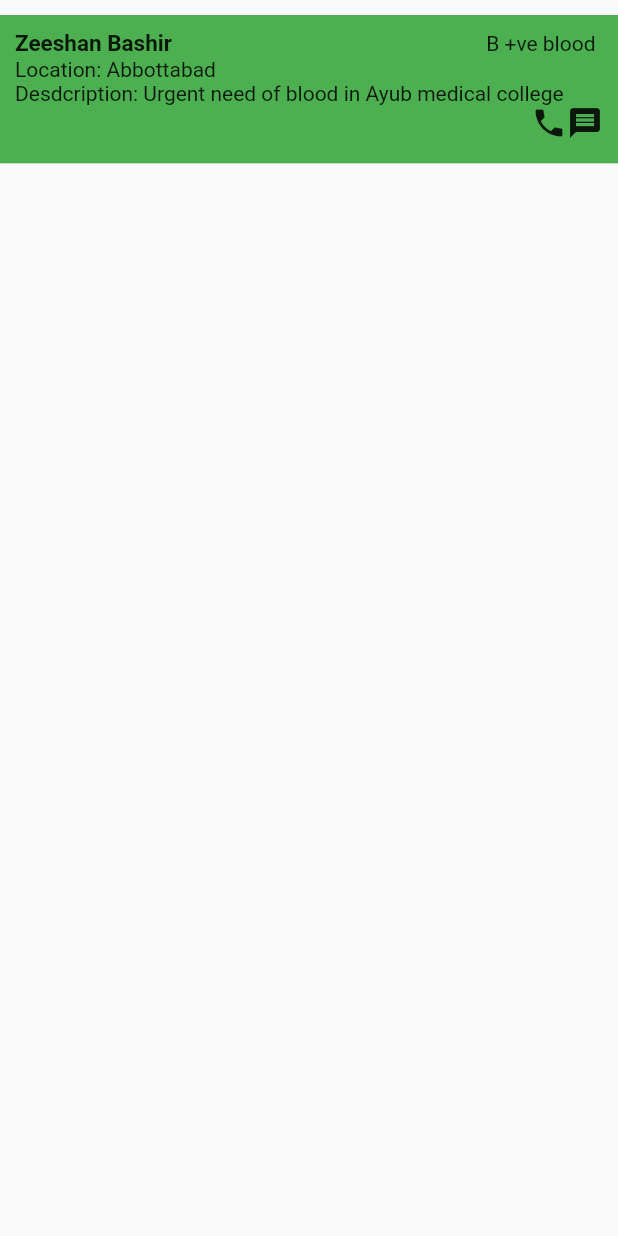
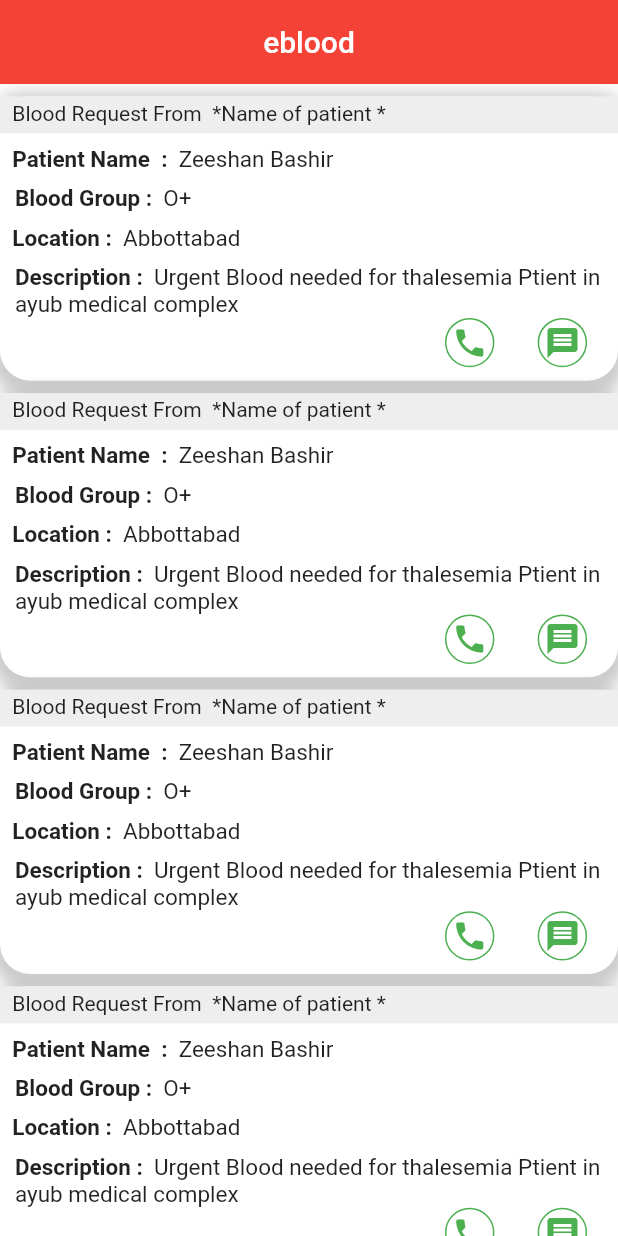
Before and after one commit to zee404/Flutter-projects, a Flutter app: the NotificationScreen screen opened directly, on a phone screen of 412 x 824 dp. Run offline on Flutter 3.47's test engine with Material 2 defaults, Android fonts, the phone set to English and light mode, and no system bars; our stand-ins replace date_format, firebase_auth; missing offline and left inert: flutter_google_places, geocoder, google_maps_webservice; accounts and stored records are empty.

Commit message:
e_Blood
1.13

```diff
--- a/e_blood/lib/screens/home/HomeScren.dart
+++ b/e_blood/lib/screens/home/HomeScren.dart
@@ -1,7 +1,7 @@
 import 'package:e_blood/screens/home/home.dart';
 import 'package:e_blood/screens/profile/profile.dart';
 import 'package:flutter/material.dart';
-import 'package:e_blood/screens/notification/notification.dart';
+import 'package:e_blood/screens/notification/NotificationScreen.dart';
 
 import 'home.dart';
 class HomeScreen extends StatefulWidget {
@@ -20,7 +20,7 @@ class _HomeScreenState extends State<HomeScreen> {
 
   final List<Widget> pages = [
     Home(),
-    NotificationScreen(),
+   NotificationScreen(),
     Profile(),
     Profile(),
   ];
--- /dev/null
+++ b/e_blood/lib/screens/notification/NotificationScreen.dart
@@ -0,0 +1,27 @@
+import 'package:flutter/material.dart';
+import 'package:e_blood/screens/notification/NotificationList.dart';
+import 'package:e_blood/screens/notification/NotificationWidget.dart';
+import '';
+class NotificationScreen extends StatefulWidget {
+  @override
+  _NotificationScreenState createState() => _NotificationScreenState();
+}
+
+class _NotificationScreenState extends State<NotificationScreen> {
+  @override
+  Widget build(BuildContext context) {
+    return Scaffold(
+      appBar: AppBar(
+        elevation: 0,
+        backgroundColor: Colors.red,
+        centerTitle: true,
+        title: Text('eblood'),
+
+        // button on the app bar to nevigaet
+
+
+      ),
+      body: NotificationList(),
+    );
+  }
+}
--- /dev/null
+++ b/e_blood/lib/screens/notification/NotificationWidget.dart
@@ -0,0 +1,169 @@
+import 'package:flutter/material.dart';
+
+class NotificationWidget extends StatelessWidget {
+  @override
+  Widget build(BuildContext context) {
+    final deviceSize = MediaQuery.of(context).size;
+    return Container(
+      child: Container(
+
+        margin: EdgeInsets.only(top: deviceSize.height*0.01,),
+        width: deviceSize.width,
+        height: deviceSize.height * 0.23,
+
+
+
+        decoration: BoxDecoration(
+             color: Colors.white,
+          borderRadius: BorderRadius.circular(20.0,),
+          boxShadow: [
+      BoxShadow(
+        color: Colors.grey.withOpacity(0.5),
+        spreadRadius: 5,
+        blurRadius: 7,
+        offset: Offset(0, 3), // changes position of shadow
+      ),
+    ],
+        ),
+
+        child: Column(
+          crossAxisAlignment: CrossAxisAlignment.start,
+          children: <Widget>[
+           Container(
+             //margin: EdgeInsets.only(left: deviceSize.width *0.02),
+             padding: EdgeInsets.only(left: deviceSize.width *0.02,top: deviceSize.height*0.004),
+                    height: deviceSize.height*0.03,
+                    width: deviceSize.width,
+                    color: Colors.grey[200],
+                    child: Text(
+                      'Blood Request From  *Name of patient *',
+                    ),
+
+                  ),
+            Container(
+              margin: EdgeInsets.only(left:  deviceSize.width*0.02, top:  deviceSize.height*0.01, right:  deviceSize.width*0.01,),
+                  child:RichText(
+                    text: TextSpan(
+                    style: DefaultTextStyle.of(context).style,
+                    children: <TextSpan>[
+
+                   TextSpan(
+                     text: "Patient Name  :  ",
+                    style: TextStyle(
+                        fontSize: 15, fontWeight: FontWeight.bold),
+                   ),
+                    TextSpan(
+                     text: "Zeeshan Bashir   ",
+                    style: TextStyle(
+                        fontSize: 15, ),
+                   ),
+                        ],
+                    ),
+                  ),
+
+
+
+            ),
+             Container(
+              margin: EdgeInsets.only(left: 10, top:  deviceSize.height*0.01),
+              child:  RichText(
+                    text: TextSpan(
+                    style: DefaultTextStyle.of(context).style,
+                    children: <TextSpan>[
+
+                   TextSpan(
+                     text: "Blood Group :  ",
+                    style: TextStyle(
+                        fontSize: 15, fontWeight: FontWeight.bold),
+                   ),
+                    TextSpan(
+                     text: "O+",
+                    style: TextStyle(
+                        fontSize: 15, ),
+                   ),
+                        ],
+                    ),
+                  ),
+            ),
+            Container(
+              margin: EdgeInsets.only(right:  deviceSize.width*0.01, left: deviceSize.width*0.02,top:  deviceSize.height*0.01),
+              child:  RichText(
+                    text: TextSpan(
+                    style: DefaultTextStyle.of(context).style,
+                    children: <TextSpan>[
+
+                   TextSpan(
+                     text: "Location :  ",
+                    style: TextStyle(
+                        fontSize: 15, fontWeight: FontWeight.bold),
+                   ),
+                    TextSpan(
+                     text: "Abbottabad   ",
+                    style: TextStyle(
+                        fontSize: 15, ),
+                   ),
+                        ],
+                    ),
+                  ),
+            ),
+            Container(
+              margin: EdgeInsets.only(left: 10, top:  deviceSize.height*0.01),
+              child:  RichText(
+                    text: TextSpan(
+                    style: DefaultTextStyle.of(context).style,
+                    children: <TextSpan>[
+
+                   TextSpan(
+                     text: "Description :  ",
+                    style: TextStyle(
+                        fontSize: 15, fontWeight: FontWeight.bold),
+                   ),
+                    TextSpan(
+                     text: "Urgent Blood needed for thalesemia Ptient in ayub medical complex   ",
+                    style: TextStyle(
+                        fontSize: 15, ),
+                   ),
+                        ],
+                    ),
+                  ),
+            ),
+            Container(
+              margin: EdgeInsets.only(right:  deviceSize.width*0.01,top:deviceSize.width*0.0 ),
+              child: Row(
+                children: <Widget>[
+                  Spacer(),
+                  Container(
+                    height: deviceSize.height *0.04,
+                    width: deviceSize.height *0.04,
+                    decoration: BoxDecoration(
+                      borderRadius: BorderRadius.circular(50.0,),
+                      border: Border.all(
+
+                        color: Colors.green,
+                      )
+                    ),
+                    child: Icon(Icons.phone,
+                    color: Colors.green,),),
+                  SizedBox(width:  deviceSize.width*0.07),
+                  Container(
+                    height: deviceSize.height *0.04,
+                    width: deviceSize.height *0.04,
+                    decoration: BoxDecoration(
+                      borderRadius: BorderRadius.circular(50.0,),
+                      border: Border.all(
+
+                        color: Colors.green,
+                      )
+                    ),child: Icon(Icons.message,
+                    color: Colors.green,
+                    ),),
+                  SizedBox(width:  deviceSize.width*0.04),
+                ],
+              ),
+            )
+          ],
+        ),
+      ),
+    );
+  }
+}
--- a/e_blood/lib/screens/notification/notification.dart
+++ /dev/null
@@ -1,57 +0,0 @@
-import 'package:flutter/material.dart';
-
-class NotificationScreen extends StatelessWidget {
-  @override
-  Widget build(BuildContext context) {
-    final deviceSize = MediaQuery.of(context).size;
-    return Container(
-      child: ListView(
-        children: <Widget>[
-          Container(
-            margin: EdgeInsets.only(top: 10, bottom: 10),
-            width: deviceSize.width,
-            height: deviceSize.height * 0.12,
-            color: Colors.green,
-            child: Column(
-              crossAxisAlignment: CrossAxisAlignment.start,
-              children: <Widget>[
-                Container(
-                  margin: EdgeInsets.only(left: 10, top: 10, right: 15),
-                  child: Row(
-                    children: <Widget>[
-                      Text(
-                        "Zeeshan Bashir ",
-                        style: TextStyle(
-                            fontSize: 15, fontWeight: FontWeight.bold),
-                      ),
-                      Spacer(),
-                      Text(" B +ve blood"),
-                    ],
-                  ),
-                ),
-                Container(
-                  margin: EdgeInsets.only(left: 10),
-                  child: Text("Location: Abbottabad"),
-                ),
-                Container(
-                  margin: EdgeInsets.only(left: 10),
-                  child: Text("Desdcription: Urgent need of blood in Ayub medical college"),
-                ),
-                Container(
-                  margin: EdgeInsets.only(right: 10),
-                  child: Row(
-                    children: <Widget>[
-                      Spacer(),
-                      Icon(Icons.phone),
-                      Icon(Icons.message),
-                    ],
-                  ),
-                )
-              ],
-            ),
-          )
-        ],
-      ),
-    );
-  }
-}
--- /dev/null
+++ b/e_blood/lib/screens/notification/notificationList.dart
@@ -0,0 +1,20 @@
+import 'package:e_blood/screens/notification/NotificationWidget.dart';
+import 'package:flutter/material.dart';
+
+import '../../widgets/DonorWidget.dart';
+
+class NotificationList extends StatefulWidget {
+  @override
+  _NotificationListState createState() => _NotificationListState();
+}
+
+class _NotificationListState extends State<NotificationList> {
+  @override
+  Widget build(BuildContext context) {
+    return ListView.builder(
+        itemCount: 6,
+        itemBuilder: (context, index) {
+          return NotificationWidget();
+        });
+  }
+}
```
